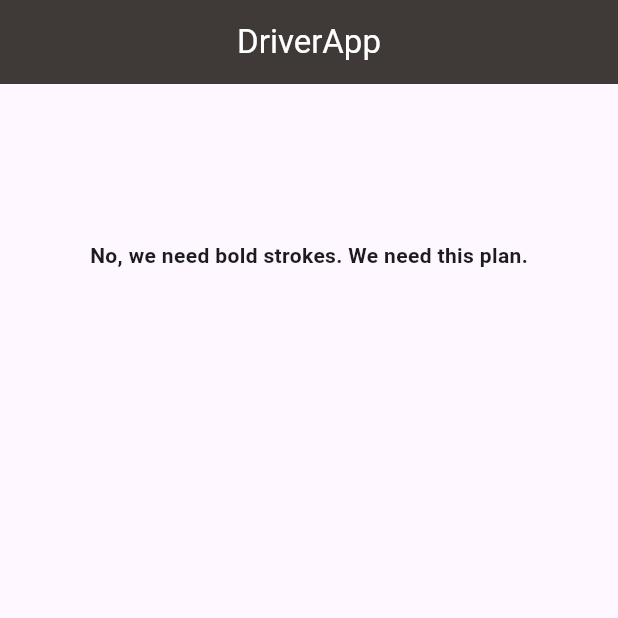
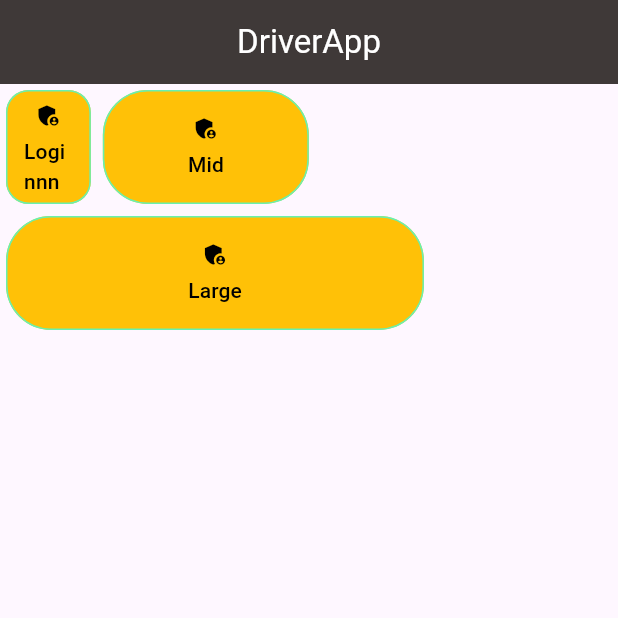
Before and after one commit to bilalarsln/Calculator, a Flutter app: the screen it shows after launch, on a phone screen of 412 x 824 dp, the top half of it. Run offline on Flutter 3.47's test engine with Material 3 defaults, Android fonts, the phone set to English and light mode, and no system bars; our stand-ins replace flutter_riverpod, flutter_svg.

```diff
--- a/lib/components/main_button.dart
+++ b/lib/components/main_button.dart
@@ -1,5 +1,6 @@
+import 'package:first_app/constant/screen_size.dart';
+import 'package:first_app/constant/width.dart';
 import 'package:flutter/material.dart';
-import 'package:first_app/constant/screen_size.dart';
 
 class MainButton extends StatelessWidget {
   final String btnText;
@@ -37,6 +38,11 @@ class MainButton extends StatelessWidget {
 
   @override
   Widget build(BuildContext context) {
+    double screenWidth = Width(context);
+
+    double valueResult =
+        ScreenSize.screenWidthControl(screenWidth)['valueResult']!;
+
     Widget place() {
       return isRow
           ? Row(
@@ -69,11 +75,8 @@ class MainButton extends StatelessWidget {
             );
     }
 
-    Size size = MediaQuery.of(context).size;
-    double screenWidth = size.width;
-    double width = ScreenSize.screenWidthControl(screenWidth);
     return Container(
-      width: width * withScaleFactor,
+      width: valueResult * withScaleFactor,
       height: btnHeight,
       margin: EdgeInsets.symmetric(
         vertical: btnMarginVertical,
--- a/lib/components/rounded_button.dart
+++ b/lib/components/rounded_button.dart
@@ -1,4 +1,3 @@
-import 'package:first_app/constant/app_text_style.dart';
 import 'package:flutter/material.dart';
 
 class RoundedButton extends StatelessWidget {
@@ -17,7 +16,7 @@ class RoundedButton extends StatelessWidget {
   Widget build(BuildContext context) {
     Size size = MediaQuery.of(context).size;
     return Container(
-      margin: EdgeInsets.symmetric(vertical: 10, horizontal: 20),
+      margin: const EdgeInsets.symmetric(vertical: 10, horizontal: 20),
       width: size.width * 0.8,
       child: ClipRRect(
         borderRadius: BorderRadius.circular(30),
--- a/lib/constant/buttons/small_button.dart
+++ b/lib/constant/buttons/buttons.dart
@@ -25,7 +25,7 @@ class SmallButton extends StatelessWidget {
         btnBorderColor: Colors.greenAccent,
         btnBorderRadius: btnBorderRadius,
         icon: icon,
-        withScaleFactor: 0.5,
+        withScaleFactor: 0.3,
         btnTextColor: Colors.black,
         btnHeight: btnHeight,
         btnMarginVertical: 2,
@@ -61,7 +61,7 @@ class MidButton extends StatelessWidget {
         btnBorderColor: Colors.greenAccent,
         btnBorderRadius: btnBorderRadius,
         icon: icon,
-        withScaleFactor: 1,
+        withScaleFactor: 0.7,
         btnTextColor: Colors.black,
         btnHeight: btnHeight,
         btnMarginVertical: 2,
@@ -97,7 +97,7 @@ class LargeButton extends StatelessWidget {
         btnBorderColor: Colors.greenAccent,
         btnBorderRadius: btnBorderRadius,
         icon: icon,
-        withScaleFactor: 0.5,
+        withScaleFactor: 1.4,
         btnTextColor: Colors.black,
         btnHeight: btnHeight,
         btnMarginVertical: 2,
--- a/lib/constant/screen_size.dart
+++ b/lib/constant/screen_size.dart
@@ -1,35 +1,46 @@
-// screen_util.dart
-import 'package:flutter/material.dart';
-
 class ScreenSize {
   static double valueResult = 100;
+  static double valueTextSize = 100;
 
-  static double screenWidthControl(double width) {
+  static Map<String, double> screenWidthControl(double width) {
     if (width > 1920) {
-      valueResult = 750;
+      valueResult = width * 0.7;
+      valueTextSize = 20;
     } else if (width > 1680 && width <= 1920) {
-      valueResult = 650;
+      valueResult = width * 0.7;
+      valueTextSize = 18;
     } else if (width > 1370 && width <= 1680) {
-      valueResult = 560;
+      valueResult = width * 0.7;
+      valueTextSize = 16;
     } else if (width > 1280 && width <= 1370) {
-      valueResult = 520;
+      valueResult = width * 0.7;
+      valueTextSize = 14;
     } else if (width > 1024 && width <= 1280) {
-      valueResult = 400;
+      valueResult = width * 0.7;
+      valueTextSize = 12;
     } else if (width > 785 && width <= 1024) {
-      valueResult = 300;
+      valueResult = width * 0.7;
+      valueTextSize = 10;
     } else if (width > 640 && width <= 785) {
-      valueResult = 250;
+      valueResult = width * 0.7;
+      valueTextSize = 9;
     } else if (width > 480 && width <= 640) {
-      valueResult = 200;
+      valueResult = width * 0.7;
+      valueTextSize = 8;
     } else if (width > 360 && width <= 480) {
-      valueResult = 0.8;
+      valueResult = width * 0.7;
+      valueTextSize = 7;
     } else if (width <= 360) {
-      valueResult = width * 0.6;
+      valueResult = width * 0.7;
+      valueTextSize = 6;
     } else {
-      valueResult = width * 0.8;
+      valueResult = width * 0.7;
+      valueTextSize = 10;
     }
 
-    debugPrint('valueResult: $valueResult');
-    return valueResult;
+    return {
+      'valueResult': valueResult,
+      'valueTextSize': valueTextSize,
+    };
   }
 }
--- /dev/null
+++ b/lib/constant/width.dart
@@ -0,0 +1,10 @@
+// screen_size_util.dart
+import 'package:flutter/material.dart';
+import 'package:first_app/constant/screen_size.dart';
+
+double Width(BuildContext context) {
+  Size size = MediaQuery.of(context).size;
+  double screen = size.width;
+  double screenWidth = ScreenSize.screenWidthControl(screen)['valueResult']!;
+  return screenWidth;
+}
--- a/lib/main.dart
+++ b/lib/main.dart
@@ -29,7 +29,5 @@ class _DriverAppState extends State<DriverApp> {
         ),
       ),
     );
-
-    // Uygulamam()
   }
 }
--- a/lib/screens/main_page.dart
+++ b/lib/screens/main_page.dart
@@ -1,6 +1,6 @@
-import 'package:first_app/components/main_button.dart';
-import 'package:first_app/constant/buttons/small_button.dart';
-import 'package:first_app/screens/calculator.dart';
+import 'package:first_app/constant/app_text_style.dart';
+import 'package:first_app/constant/buttons/buttons.dart';
+import 'package:first_app/constant/width.dart';
 import 'package:first_app/screens/loginScreen.dart';
 import 'package:flutter/material.dart';
 
@@ -16,6 +16,8 @@ class MainPage extends StatelessWidget {
 
   @override
   Widget build(BuildContext context) {
+    double screenWidth = Width(context) as double; // Ekran boyutunu hesaplayın
+
     return Scaffold(
       appBar: AppBar(
         backgroundColor: const Color.fromARGB(255, 63, 57, 56),
@@ -40,49 +42,25 @@ class MainPage extends StatelessWidget {
                     }),
                 MidButton(
                     btnText: "Mid",
-                    btnHeight: 100,
+                    btnHeight: 80,
                     btnBorderRadius: 30,
                     icon: Icons.admin_panel_settings,
                     onPressed: () {
                       navigateTo(context, LoginScreen());
                     }),
-                // MainButton(
-                //     isRow: true,
-                //     btnText: "Login",
-                //     btnColor: Color.fromARGB(255, 255, 104, 17),
-                //     icon: Icons.send,
-                //     btnBorderColor: Colors.black,
-                //     btnBorderRadius: 2,
-                //     btnHeight: 140,
-                //     btnPaddingHorizontal: 5,
-                //     btnMarginHorizontal: 2,
-                //     btnMarginVertical: 6,
-                //     btnPaddingVertical: 3,
-                //     onPressed: () {
-                //       navigateTo(context, LoginScreen());
-                //     },
-                //     btnTextColor: Colors.white),
-                // MainButton(
-                //     isRow: false,
-                //     btnText: "Calculater",
-                //     btnColor: Color.fromARGB(255, 255, 104, 17),
-                //     icon: Icons.calculate,
-                //     btnBorderColor: Colors.black,
-                //     btnBorderRadius: 2,
-                //     btnHeight: 140,
-                //     btnPaddingHorizontal: 5,
-                //     btnMarginHorizontal: 2,
-                //     btnMarginVertical: 6,
-                //     btnPaddingVertical: 3,
-                //     onPressed: () {
-                //       navigateTo(context, Uygulamam());
-                //     },
-                //     btnTextColor: Colors.white),
               ],
             ),
-            const Text(
-              'No, we need bold strokes. We need this plan.',
-              style: TextStyle(fontWeight: FontWeight.bold),
+            Row(
+              children: [
+                LargeButton(
+                    btnText: "Large",
+                    btnHeight: 80,
+                    btnBorderRadius: 30,
+                    icon: Icons.admin_panel_settings,
+                    onPressed: () {
+                      navigateTo(context, LoginScreen());
+                    }),
+              ],
             ),
           ],
         ),
```
Also changed, not shown: lib/constant/app_text_style.dart (+11 -5 lines), lib/constant/text_size.dart (added, +33 -0 lines), lib/screens/loginScreen.dart (+12 -11 lines).
